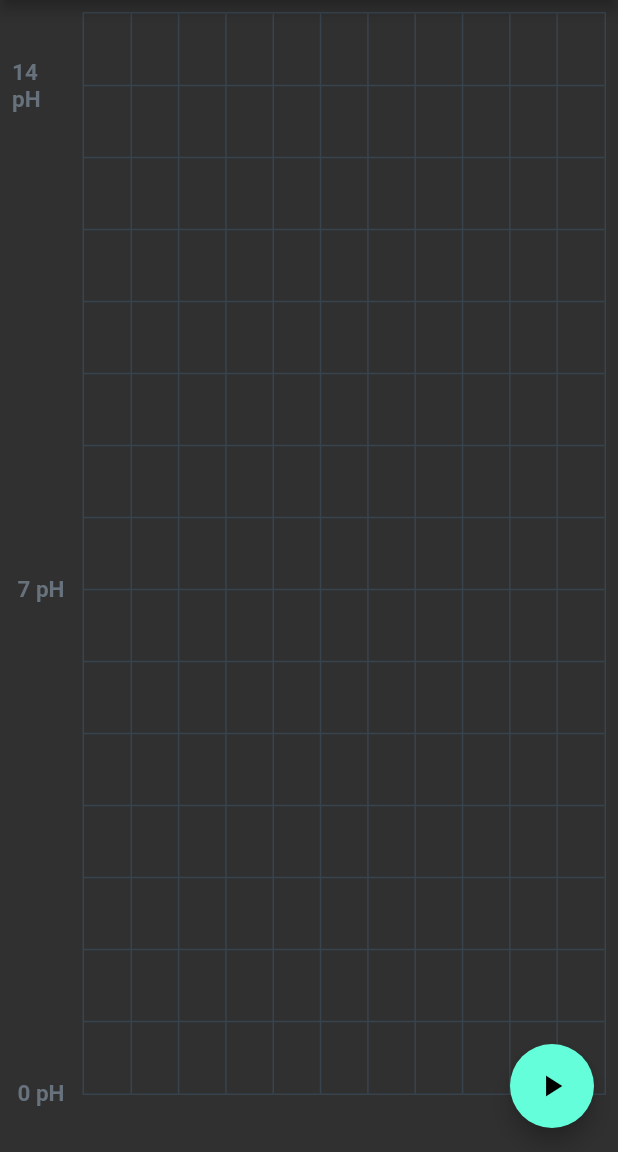
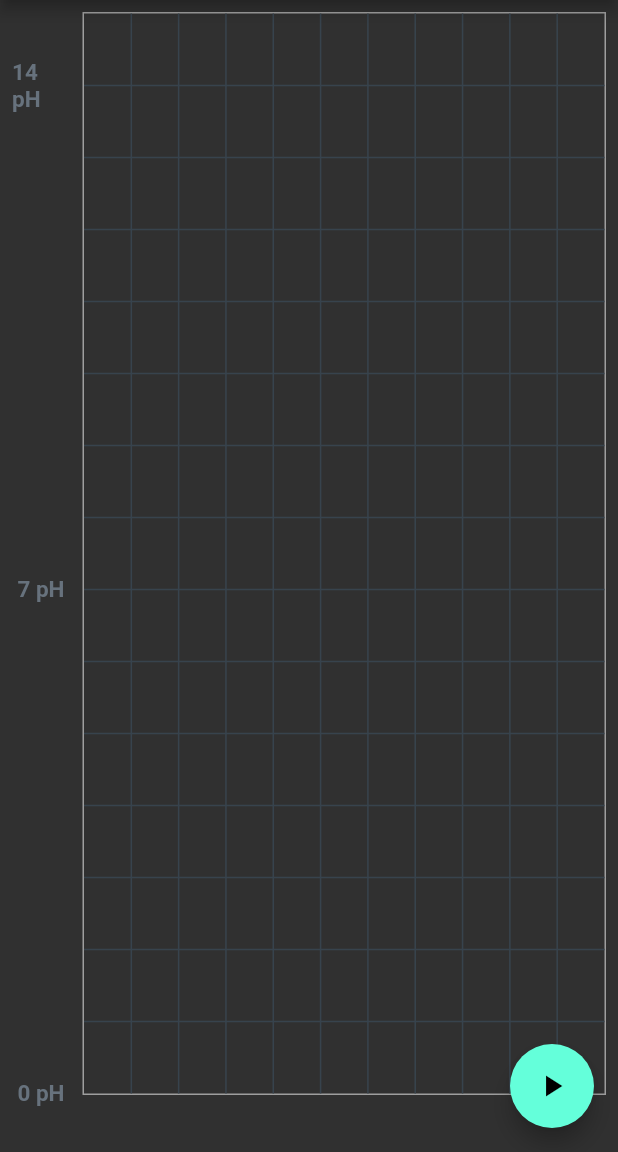
Before and after one commit to coljamkop/phixed_ph_monitor, a Flutter app: the screen it shows after launch, on a phone screen of 412 x 824 dp, the part 84-1236 px from its top. Run offline on Flutter 3.47's test engine with Material 2 defaults, Android fonts, the light colour scheme and no system bars; drawn by our look-alikes of fl_chart.

```diff
--- a/lib/main.dart
+++ b/lib/main.dart
@@ -36,16 +36,14 @@ class MyHomePage extends StatefulWidget {
 
 class _MyHomePageState extends State<MyHomePage> {
   List<Color> gradientColors = [
-    const Color(0xff23b6e6),
-    const Color(0xff02d39a),
+    Colors.orange,
+    Colors.lightBlue,
   ];
 
   List<FlSpot> data = [
     FlSpot(0, 0),
   ];
 
-  double counter = 12;
-  bool showAvg = false;
   Random rng = new Random();
 
   @override
@@ -88,23 +86,46 @@ class _MyHomePageState extends State<MyHomePage> {
 
   LineChartData mainData() {
     return LineChartData(
-      gridData: FlGridData(
+      gridData: getGridData(),
+      titlesData: getTitlesData(),
+      borderData: getBorderData(),
+      minX: 0,
+      maxX: 11,
+      minY: 0,
+      maxY: 15,
+      lineBarsData: getLineBarsData(),
+    );
+  }
+
+  List<LineChartBarData> getLineBarsData() {
+    return [
+      LineChartBarData(
+        spots: data,
+        isCurved: false,
+        gradientFrom: Offset(0, 0),
+        gradientTo: Offset(0, 0),
+        colors: gradientColors,
+        barWidth: 5,
+        isStrokeCapRound: true,
+        dotData: const FlDotData(
+          show: false,
+        ),
+        belowBarData: BarAreaData(
           show: true,
-        drawVerticalLine: true,
-        getDrawingHorizontalLine: (value) {
-          return const FlLine(
-            color: Color(0xff37434d),
-            strokeWidth: 1,
-          );
-        },
-        getDrawingVerticalLine: (value) {
-          return const FlLine(
-            color: Color(0xff37434d),
-            strokeWidth: 1,
-          );
-        },
+          colors:
+          gradientColors.map((color) => color.withOpacity(0.3)).toList(),
         ),
-      titlesData: FlTitlesData(
+      ),
+    ];
+  }
+
+  FlBorderData getBorderData() {
+    return FlBorderData(
+        show: true, border: Border.all(color: Colors.grey, width: 1));
+  }
+
+  FlTitlesData getTitlesData() {
+    return FlTitlesData(
       show: true,
       bottomTitles: SideTitles(
         showTitles: true,
@@ -139,31 +160,25 @@ class _MyHomePageState extends State<MyHomePage> {
         reservedSize: 35,
         margin: 12,
       ),
-      ),
-      borderData: FlBorderData(
+    );
+  }
+
+  FlGridData getGridData() {
+    return FlGridData(
       show: true,
-          border: Border.all(color: const Color(0xff37434d), width: 1)),
-      minX: 0,
-      maxX: 11,
-      minY: 0,
-      maxY: 15,
-      lineBarsData: [
-        LineChartBarData(
-          spots: data,
-          isCurved: true,
-          colors: gradientColors,
-          barWidth: 10,
-          isStrokeCapRound: true,
-          dotData: const FlDotData(
-            show: false,
-          ),
-          belowBarData: BarAreaData(
-            show: true,
-            colors:
-                gradientColors.map((color) => color.withOpacity(0.3)).toList(),
-          ),
-        ),
-      ],
+      drawVerticalLine: true,
+      getDrawingHorizontalLine: (value) {
+        return const FlLine(
+          color: Color(0xff37434d),
+          strokeWidth: 1,
+        );
+      },
+      getDrawingVerticalLine: (value) {
+        return const FlLine(
+          color: Color(0xff37434d),
+          strokeWidth: 1,
+        );
+      },
     );
   }
 }
```
Also changed, not shown: 1 other file. Lines whose indentation alone changed are shown as unchanged.
